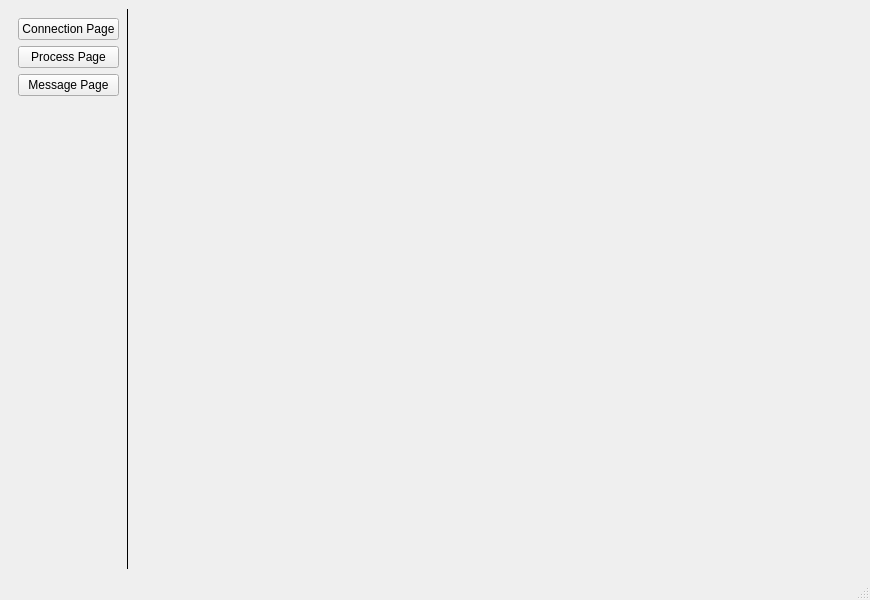
This is Interface Code/RSNI_GUI/MainWindow.ui in brentru/565_Project as Qt 5 draws it before an edit. The edited form follows.
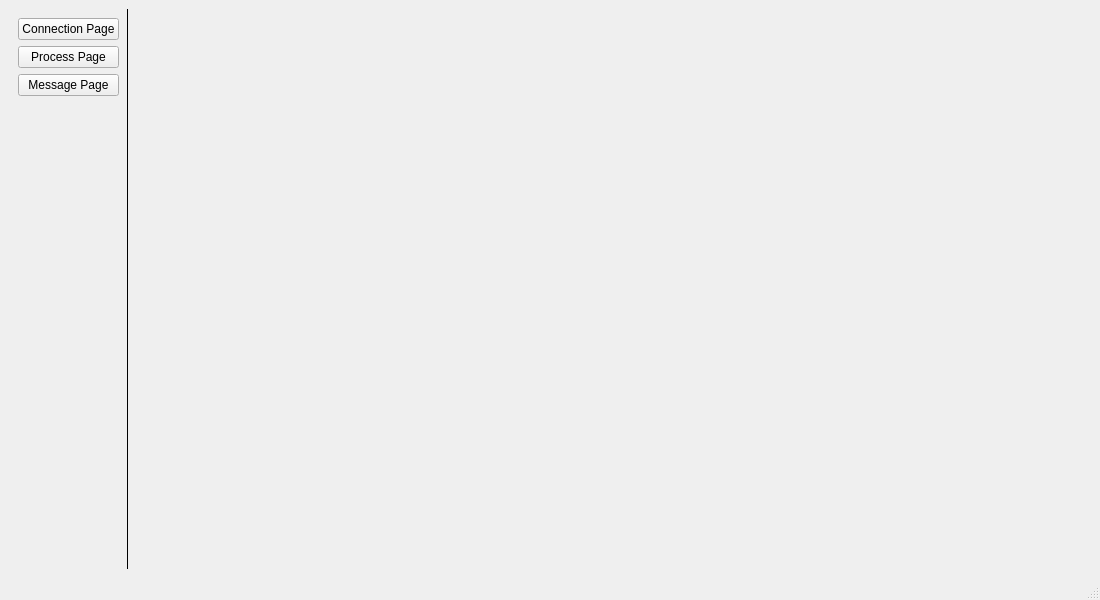
This is the edited form.

What changed in the file:
```diff
--- a/Interface Code/RSNI_GUI/MainWindow.ui
+++ b/Interface Code/RSNI_GUI/MainWindow.ui
@@ -6,7 +6,7 @@
    <rect>
     <x>0</x>
     <y>0</y>
-    <width>870</width>
+    <width>1100</width>
     <height>600</height>
    </rect>
   </property>
```
Left out of the diff: 2 changed lines with no effect on the pictures.
